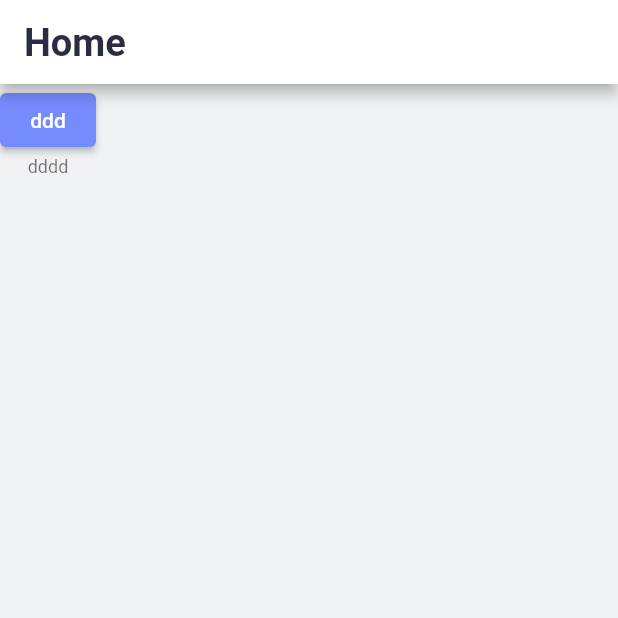
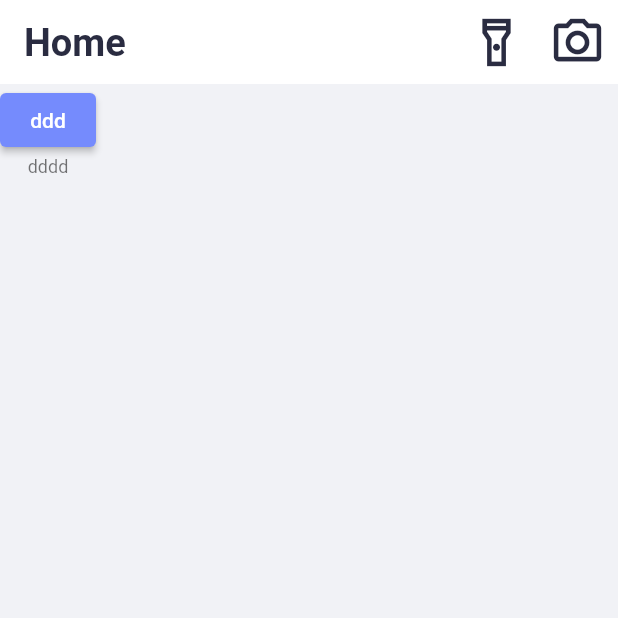
Before and after one commit to hanmango-o/safelight, a Flutter app: the screen it shows after launch, on a phone screen of 412 x 824 dp, the top half of it. Run offline on Flutter 3.47's test engine with Material 2 defaults, Android fonts, the phone set to English and light mode, and no system bars; our stand-ins replace flutter_blue, flutter_screenutil, flutter_tts, get.

Commit message:
add : create app bar ui
App Bar UI를 설정함

v0.1.0 | create by 한영찬(hanmango-o) | hanmango.o@gmail.com

```diff
--- a/lib/asset/static/color_theme.dart
+++ b/lib/asset/static/color_theme.dart
@@ -11,7 +11,7 @@ class ColorTheme {
   static const Color secondary = Color(0xFFFFFFFF);
   static const Color onSecondary = Color(0xff2A2C41);
   static const Color background = Color(0xffF1F2F6);
-  static const Color onBackground = Color(0xff2A2C41);
+  static const Color onBackground = Color(0xff939AA3);
   static const Color highlight1 = Color(0xffFFBC42);
   static const Color highlight2 = Color(0xff619B8A);
   static const Color highlight3 = Color(0xff0496FF);
--- a/lib/main.dart
+++ b/lib/main.dart
@@ -31,6 +31,11 @@ class SafeLight extends StatelessWidget {
           scaffoldBackgroundColor: ColorTheme.background,
           appBarTheme: AppBarTheme(
             backgroundColor: ColorTheme.secondary,
+            actionsIconTheme: IconThemeData(
+              color: ColorTheme.onSecondary,
+              size: 36.sp,
+            ),
+            elevation: 0,
             centerTitle: false,
             titleTextStyle: TextStyle(
               fontSize: 24.sp,
--- a/lib/ui/view/home_view.dart
+++ b/lib/ui/view/home_view.dart
@@ -1,3 +1,4 @@
+import 'package:flutter/cupertino.dart';
 import 'package:flutter/material.dart';
 import 'package:flutter_blue/flutter_blue.dart';
 import 'package:get/get.dart';
@@ -22,6 +23,16 @@ class _HomeViewState extends State<HomeView> {
     return Scaffold(
       appBar: AppBar(
         title: Text('Home'),
+        actions: [
+          IconButton(
+            onPressed: () => null,
+            icon: Icon(Icons.flashlight_on_outlined),
+          ),
+          IconButton(
+            onPressed: () => null,
+            icon: Icon(Icons.camera_alt_outlined),
+          )
+        ],
       ),
       body: SingleChildScrollView(
         child: Column(
```
